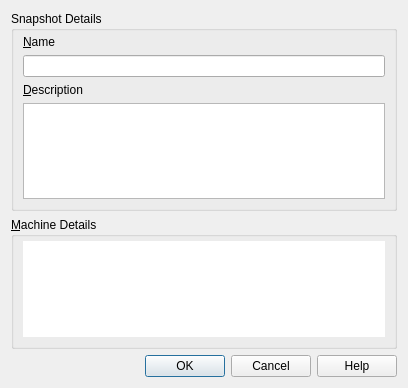
This is vbox/src/VBox/Frontends/VirtualBox/ui/VBoxSnapshotDetailsDlg.ui in jljuxgm/vboxgit as Qt 5 draws it before an edit. The edited form follows.
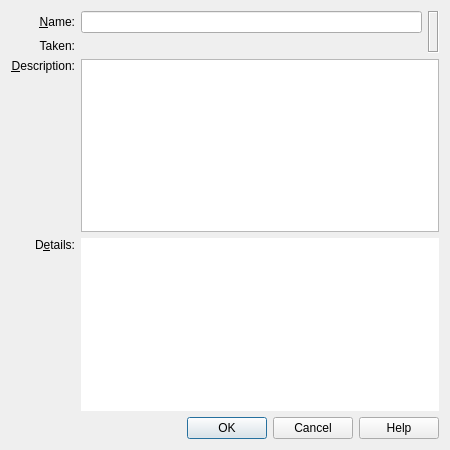
This is the edited form. Icons and pictures are not drawn. Custom widgets are drawn as their Qt base class.

Commit message:
commit_24732 ------------------------------------------------------------------------ r24732 | vboxsync | 2009-11-18 01:45:12 +0800 (Wed, 18 Nov 2009) | 1 line
FE/Qt4: Thumbnail & screenshot support for snapshot details page.
------------------------------------------------------------------------

Diff of the .ui file:
```diff
--- a/vbox/src/VBox/Frontends/VirtualBox/ui/VBoxSnapshotDetailsDlg.ui
+++ b/vbox/src/VBox/Frontends/VirtualBox/ui/VBoxSnapshotDetailsDlg.ui
@@ -17,69 +17,103 @@
  additional information or have any questions.
  </comment>
  <class>VBoxSnapshotDetailsDlg</class>
- <widget class="QDialog" name="VBoxSnapshotDetailsDlg" >
-  <property name="geometry" >
+ <widget class="QDialog" name="VBoxSnapshotDetailsDlg">
+  <property name="geometry">
    <rect>
     <x>0</x>
     <y>0</y>
-    <width>408</width>
-    <height>388</height>
+    <width>450</width>
+    <height>450</height>
    </rect>
   </property>
   <property name="windowTitle" >
    <string>VBoxSnapshotDetailsDlg</string>
   </property>
-  <property name="windowIcon" >
-   <iconset resource="../VirtualBox1.qrc" >:/settings_16px.png</iconset>
-  </property>
-  <layout class="QVBoxLayout" >
-   <item>
-    <widget class="QGroupBox" name="mGbSnapshotDetails" >
-     <property name="title" >
-      <string>Snapshot Details</string>
-     </property>
-     <layout class="QVBoxLayout" >
-      <property name="topMargin" >
-       <number>4</number>
-      </property>
-      <item>
-       <layout class="QVBoxLayout" >
-        <item>
-         <widget class="QLabel" name="mTxName" >
-          <property name="text" >
-           <string>&amp;Name</string>
-          </property>
-          <property name="buddy" >
+  <layout class="QGridLayout">
+   <item row="0" column="0">
+    <widget class="QLabel" name="mLbName">
+     <property name="text">
+      <string>&amp;Name:</string>
+     </property>
+     <property name="buddy">
            <cstring>mLeName</cstring>
           </property>
-         </widget>
-        </item>
-        <item>
-         <widget class="QLineEdit" name="mLeName" />
-        </item>
-       </layout>
-      </item>
-      <item>
-       <layout class="QVBoxLayout" >
-        <item>
-         <widget class="QLabel" name="mTxDescription" >
-          <property name="text" >
-           <string>&amp;Description</string>
-          </property>
-          <property name="buddy" >
+     <property name="alignment" >
+      <set>Qt::AlignRight|Qt::AlignTrailing|Qt::AlignVCenter</set>
+     </property>
+    </widget>
+   </item>
+   <item row="0" column="1">
+    <widget class="QLineEdit" name="mLeName">
+     <property name="sizePolicy">
+      <sizepolicy hsizetype="Expanding" vsizetype="Fixed">
+       <horstretch>1</horstretch>
+       <verstretch>0</verstretch>
+      </sizepolicy>
+     </property>
+    </widget>
+   </item>
+   <item row="0" rowspan="2" column="2">
+    <widget class="QLabel" name="mLbThumbnail">
+     <property name="sizePolicy">
+      <sizepolicy hsizetype="Fixed" vsizetype="Expanding">
+       <horstretch>0</horstretch>
+       <verstretch>0</verstretch>
+      </sizepolicy>
+     </property>
+     <property name="toolTip">
+      <string>Click to enlarge the screenshot.</string>
+     </property>
+     <property name="frameShape">
+      <enum>QFrame::Box</enum>
+     </property>
+     <property name="frameShadow">
+      <enum>QFrame::Sunken</enum>
+     </property>
+    </widget>
+   </item>
+   <item row="1" column="0">
+    <widget class="QLabel" name="mLbTaken">
+     <property name="text">
+      <string>Taken:</string>
+     </property>
+     <property name="alignment" >
+      <set>Qt::AlignRight|Qt::AlignTrailing|Qt::AlignVCenter</set>
+     </property>
+    </widget>
+   </item>
+   <item row="1" column="1">
+    <widget class="QLabel" name="mTxTaken">
+     <property name="sizePolicy">
+      <sizepolicy hsizetype="Expanding" vsizetype="Fixed">
+       <horstretch>1</horstretch>
+       <verstretch>0</verstretch>
+      </sizepolicy>
+     </property>
+    </widget>
+   </item>
+   <item row="2" column="0">
+    <widget class="QLabel" name="mLbDescription">
+     <property name="text">
+      <string>&amp;Description:</string>
+     </property>
+     <property name="buddy">
            <cstring>mTeDescription</cstring>
           </property>
-         </widget>
-        </item>
-        <item>
-         <widget class="QTextEdit" name="mTeDescription" >
-          <property name="sizePolicy" >
-           <sizepolicy vsizetype="Preferred" hsizetype="Preferred" >
-            <horstretch>0</horstretch>
-            <verstretch>0</verstretch>
-           </sizepolicy>
-          </property>
-          <property name="tabChangesFocus" >
+     <property name="alignment" >
+      <set>Qt::AlignRight|Qt::AlignTrailing|Qt::AlignTop</set>
+     </property>
+    </widget>
+   </item>
+   <item row="2" column="1" colspan="2">
+    <widget class="QTextEdit" name="mTeDescription">
+     <property name="sizePolicy">
+      <sizepolicy hsizetype="Expanding" vsizetype="Expanding">
+       <horstretch>1</horstretch>
+       <verstretch>1</verstretch>
+      </sizepolicy>
+     </property>
+     <property name="tabChangesFocus">
            <bool>true</bool>
           </property>
           <property name="acceptRichText" >
@@ -87,45 +121,41 @@
           </property>
          </widget>
         </item>
-       </layout>
-      </item>
-     </layout>
+   <item row="3" column="0">
+    <widget class="QLabel" name="mLbDetails">
+     <property name="text">
+      <string>D&amp;etails:</string>
+     </property>
+     <property name="buddy">
+      <cstring>mTeDetails</cstring>
+     </property>
+     <property name="alignment" >
+      <set>Qt::AlignRight|Qt::AlignTrailing|Qt::AlignTop</set>
+     </property>
     </widget>
    </item>
-   <item>
-    <widget class="QGroupBox" name="mGbMachineDetails" >
-     <property name="title" >
-      <string>&amp;Machine Details</string>
-     </property>
-     <layout class="QVBoxLayout" >
-      <property name="topMargin" >
-       <number>4</number>
-      </property>
-      <item>
-       <widget class="QTextEdit" name="mTeSummary" >
-        <property name="sizePolicy" >
-         <sizepolicy vsizetype="Expanding" hsizetype="Preferred" >
-          <horstretch>0</horstretch>
-          <verstretch>0</verstretch>
-         </sizepolicy>
-        </property>
-        <property name="frameShape" >
+   <item row="3" column="1" colspan="2">
+    <widget class="QTextEdit" name="mTeDetails">
+     <property name="sizePolicy">
+      <sizepolicy hsizetype="Expanding" vsizetype="Expanding">
+       <horstretch>1</horstretch>
+       <verstretch>1</verstretch>
+      </sizepolicy>
+     </property>
+     <property name="frameShape">
          <enum>QFrame::NoFrame</enum>
         </property>
-        <property name="frameShadow" >
+     <property name="frameShadow">
          <enum>QFrame::Plain</enum>
         </property>
-        <property name="readOnly" >
+     <property name="readOnly">
          <bool>true</bool>
         </property>
        </widget>
       </item>
-     </layout>
-    </widget>
-   </item>
-   <item>
-    <widget class="QIDialogButtonBox" name="mButtonBox" >
-     <property name="standardButtons" >
+   <item row="4" column="0" colspan="3">
+    <widget class="QIDialogButtonBox" name="mButtonBox">
+     <property name="standardButtons">
       <set>QDialogButtonBox::Cancel|QDialogButtonBox::Help|QDialogButtonBox::NoButton|QDialogButtonBox::Ok</set>
      </property>
     </widget>
```
Left out of the diff: 20 changed lines with no effect on the pictures. Lines whose indentation alone changed are shown as unchanged. The commit also changes 2 other files.
